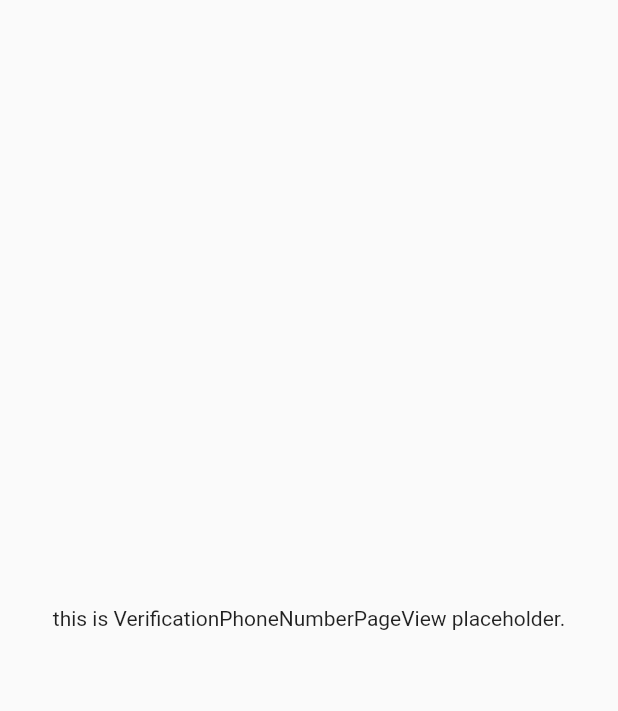
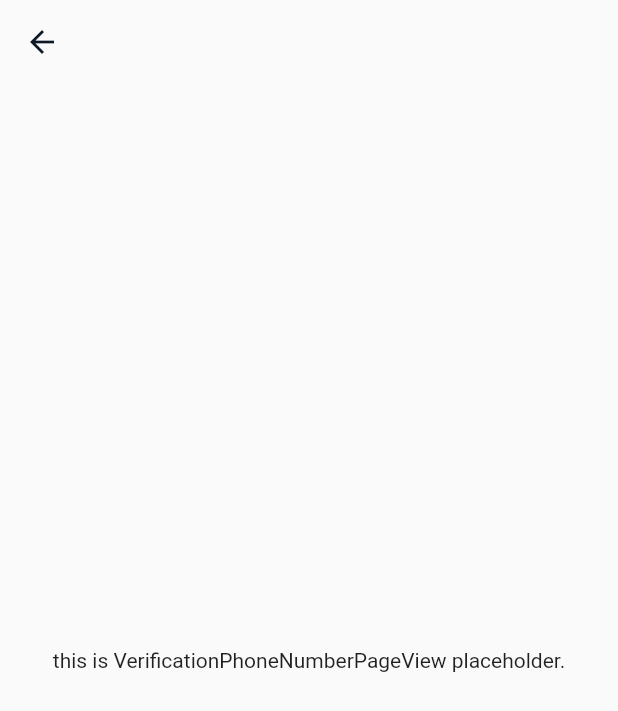
Before and after one commit to swimmingkiim/messenger, a Flutter app: the VerificationPhoneNumberPageView screen opened directly, on a phone screen of 412 x 824 dp. Shown: the top 711 px of the screen. Run offline on Flutter 3.47's test engine with Material 2 defaults, Android fonts, the phone set to English and light mode, and no system bars; our stand-ins replace freezed_annotation, go_router.

Commit message:
Add AppBar

```diff
--- a/packages/messenger/lib/src/presentations/verification_phone_number_page/verification_phone_number_page_view.dart
+++ b/packages/messenger/lib/src/presentations/verification_phone_number_page/verification_phone_number_page_view.dart
@@ -1,5 +1,8 @@
 // flutter
 import 'package:flutter/material.dart';
+
+// themes
+import 'package:messenger/src/themes/themes.dart';
 
 class VerificationPhoneNumberPageView extends StatelessWidget {
   const VerificationPhoneNumberPageView({super.key});
@@ -7,7 +10,17 @@ class VerificationPhoneNumberPageView extends StatelessWidget {
   @override
   Widget build(BuildContext context) {
     return Scaffold(
+      appBar: buildAppBar(),
       body: buildBody(),
+    );
+  }
+
+  PreferredSizeWidget buildAppBar() {
+    return AppBar(
+      backgroundColor: Colors.transparent,
+      shadowColor: Colors.transparent,
+      foregroundColor: DefaultTheme.neutralActive,
+      automaticallyImplyLeading: true,
     );
   }
 
```
